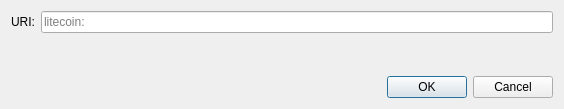
Above: src/qt/forms/openuridialog.ui from btip1606-max/paradoxcoin before the change. Below: the same form after it.
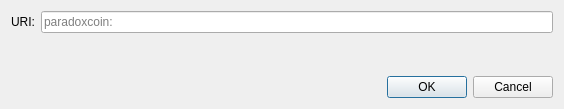
That is the form after the change. Custom widgets are drawn as their Qt base class.

Diff of the .ui file:
```diff
--- a/src/qt/forms/openuridialog.ui
+++ b/src/qt/forms/openuridialog.ui
@@ -26,7 +26,7 @@
      <item>
       <widget class="QValidatedLineEdit" name="uriEdit">
        <property name="placeholderText">
-        <string notr="true">litecoin:</string>
+        <string notr="true">paradoxcoin:</string>
        </property>
       </widget>
      </item>
```
Left out of the diff: 2 changed lines with no effect on the pictures.
